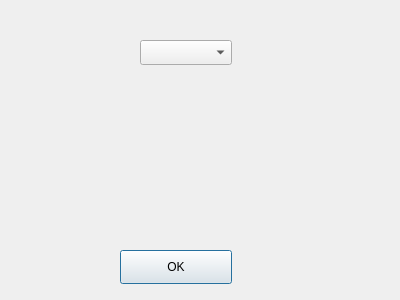
The window that TrialM/details.ui (Shievani/Monopoly_Prototype) describes before a commit, drawn with Qt 5.
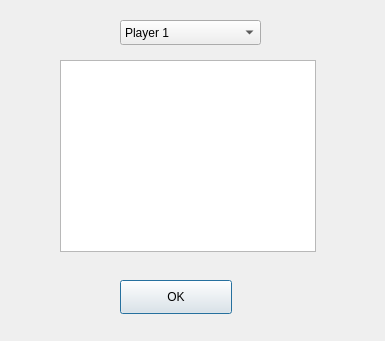
The same window after the commit.

Commit message: Dialog box complet+Jail+community notifs

```diff
--- a/TrialM/details.ui
+++ b/TrialM/details.ui
@@ -6,8 +6,8 @@
    <rect>
     <x>0</x>
     <y>0</y>
-    <width>400</width>
-    <height>300</height>
+    <width>385</width>
+    <height>341</height>
    </rect>
   </property>
   <property name="windowTitle">
@@ -17,7 +17,7 @@
    <property name="geometry">
     <rect>
      <x>120</x>
-     <y>250</y>
+     <y>280</y>
      <width>112</width>
      <height>34</height>
     </rect>
@@ -29,10 +29,40 @@
   <widget class="QComboBox" name="comboBox">
    <property name="geometry">
     <rect>
-     <x>140</x>
-     <y>40</y>
-     <width>92</width>
+     <x>120</x>
+     <y>20</y>
+     <width>141</width>
      <height>25</height>
+    </rect>
+   </property>
+   <item>
+    <property name="text">
+     <string>Player 1</string>
+    </property>
+   </item>
+   <item>
+    <property name="text">
+     <string>Player 2</string>
+    </property>
+   </item>
+   <item>
+    <property name="text">
+     <string>Player 3</string>
+    </property>
+   </item>
+   <item>
+    <property name="text">
+     <string>Player 4</string>
+    </property>
+   </item>
+  </widget>
+  <widget class="QListWidget" name="listWidget">
+   <property name="geometry">
+    <rect>
+     <x>60</x>
+     <y>60</y>
+     <width>256</width>
+     <height>192</height>
     </rect>
    </property>
   </widget>
```
The commit also changes 6 other files.
